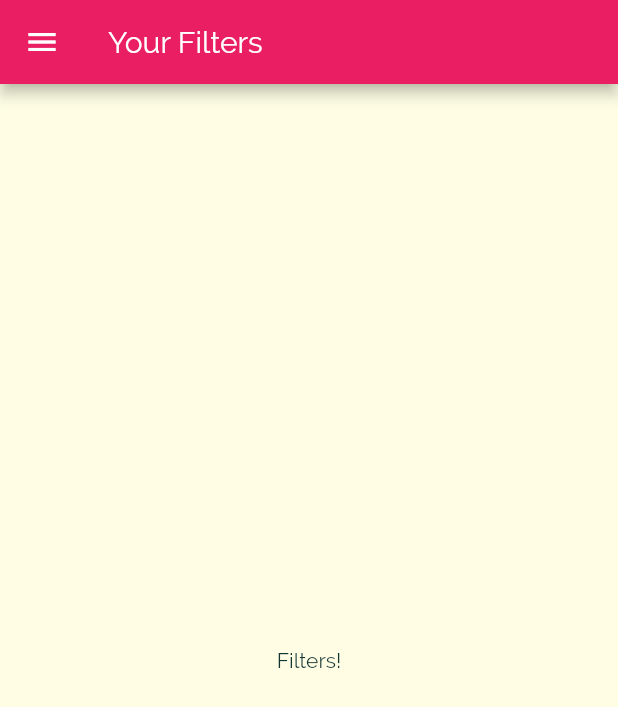
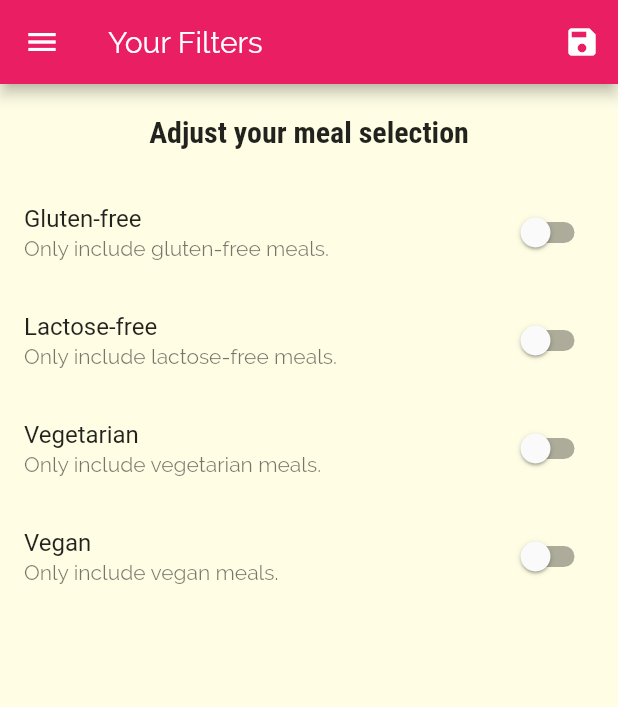
Before and after one commit to Dennisarya01/flutters_mealsapp, a Flutter app: the FilterScreen screen opened by its route, on a phone screen of 412 x 824 dp. Shown: the top 707 px of the screen. Run offline on Flutter 3.47's test engine with Material 2 defaults, Android fonts, the phone set to English and light mode, and no system bars.

Commit message:
filter category meals

```diff
--- a/lib/main.dart
+++ b/lib/main.dart
@@ -1,4 +1,6 @@
 import 'package:flutter/material.dart';
+import 'package:mealsapp/dummy_data.dart';
+import 'package:mealsapp/models/meal.dart';
 import 'package:mealsapp/screens/filters_screen.dart';
 
 import './screens/tabs_screen.dart';
@@ -8,7 +10,43 @@ import './screens/categories_screen.dart';
 
 void main() => runApp(MyApp());
 
-class MyApp extends StatelessWidget {
+class MyApp extends StatefulWidget {
+  @override
+  _MyAppState createState() => _MyAppState();
+}
+
+class _MyAppState extends State<MyApp> {
+  Map<String, bool> _filters = {
+    'gluten': false,
+    'lactose': false,
+    'vegan': false,
+    'vegetarian': false,
+  };
+
+  List<Meal> _availableMeals = DUMMY_MEALS;
+
+  void _setFilters(Map<String, bool> filterData) {
+    setState(() {
+      _filters = filterData;
+
+      _availableMeals = DUMMY_MEALS.where((meal) {
+        if (_filters['gluten'] && !meal.isGlutenFree) {
+          return false;
+        }
+        if (_filters['lactose'] && !meal.isLactoseFree) {
+          return false;
+        }
+        if (_filters['vegan'] && !meal.isVegan) {
+          return false;
+        }
+        if (_filters['vegetarian'] && !meal.isVegetarian) {
+          return false;
+        }
+        return true;
+      }).toList();
+    });
+  }
+
   @override
   Widget build(BuildContext context) {
     return MaterialApp(
@@ -32,12 +70,14 @@ class MyApp extends StatelessWidget {
             )),
       ),
       // home: CategoriesScreen(),
-      initialRoute: '/', // default is '/'
+      initialRoute: '/',
+      // default is '/'
       routes: {
         '/': (ctx) => TabsScreen(),
-        CategoryMealsScreen.routeName: (ctx) => CategoryMealsScreen(),
+        CategoryMealsScreen.routeName: (ctx) =>
+            CategoryMealsScreen(_availableMeals),
         MealDetailScreen.routeName: (ctx) => MealDetailScreen(),
-        FilterScreen.routeName: (ctx) => FilterScreen(),
+        FilterScreen.routeName: (ctx) => FilterScreen(_filters, _setFilters),
       },
       onGenerateRoute: (settings) {
         print(settings.arguments);
@@ -49,7 +89,9 @@ class MyApp extends StatelessWidget {
         // return MaterialPageRoute(builder: (ctx) => CategoriesScreen(),);
       },
       onUnknownRoute: (settings) {
-        return MaterialPageRoute(builder: (ctx) => CategoriesScreen(),);
+        return MaterialPageRoute(
+          builder: (ctx) => CategoriesScreen(),
+        );
       },
     );
   }
--- a/lib/screens/category_meals_screen.dart
+++ b/lib/screens/category_meals_screen.dart
@@ -2,10 +2,13 @@ import 'package:flutter/material.dart';
 import 'package:mealsapp/models/meal.dart';
 
 import '../widgets/meal_item.dart';
-import '../dummy_data.dart';
 
 class CategoryMealsScreen extends StatefulWidget {
   static const routeName = '/category-meals';
+
+  final List<Meal> availableMeals;
+
+  CategoryMealsScreen(this.availableMeals);
 
   @override
   _CategoryMealsScreenState createState() => _CategoryMealsScreenState();
@@ -28,7 +31,7 @@ class _CategoryMealsScreenState extends State<CategoryMealsScreen> {
           ModalRoute.of(context).settings.arguments as Map<String, String>;
       categoryTitle = routeArgs['title'];
       final categoryId = routeArgs['id'];
-      displayMeals = DUMMY_MEALS.where((meal) {
+      displayMeals = widget.availableMeals.where((meal) {
         return meal.categories.contains(categoryId);
       }).toList();
       _loadedInitData = true;
--- a/lib/screens/filters_screen.dart
+++ b/lib/screens/filters_screen.dart
@@ -1,20 +1,124 @@
 import 'package:flutter/material.dart';
 import 'package:mealsapp/widgets/main_drawer.dart';
 
-class FilterScreen extends StatelessWidget {
+class FilterScreen extends StatefulWidget {
   static const routeName = '/filters';
+
+  final Function saveFilters;
+  final Map<String, bool> currentFilters;
+
+  FilterScreen(this.currentFilters, this.saveFilters);
+
+  @override
+  _FilterScreenState createState() => _FilterScreenState();
+}
+
+class _FilterScreenState extends State<FilterScreen> {
+  bool _glutenFree = false;
+  bool _vegetarian = false;
+  bool _vegan = false;
+  bool _lactoseFree = false;
+
+  @override
+  initState() {
+    _glutenFree = widget.currentFilters['gluten'];
+    _lactoseFree = widget.currentFilters['lactose'];
+    _vegan = widget.currentFilters['vegan'];
+    _vegetarian = widget.currentFilters['vegetarian'];
+    print('glutenfree now: $_glutenFree');
+    print('lactosefree now: $_lactoseFree');
+    print('vegan now: $_vegan');
+    print('vegetarian now: $_vegetarian');
+    super.initState();
+  }
+
+  Widget _buildSwitchListTile(
+    String title,
+    String description,
+    bool currentValue,
+    Function updateValue,
+  ) {
+    return SwitchListTile(
+      title: Text(title),
+      value: currentValue,
+      subtitle: Text(
+        description,
+      ),
+      onChanged: updateValue,
+    );
+  }
 
   @override
   Widget build(BuildContext context) {
     return Scaffold(
       appBar: AppBar(
         title: Text('Your Filters'),
+        actions: <Widget>[
+          IconButton(
+            icon: Icon(Icons.save),
+            onPressed: () {
+              final selectFilters = {
+                'gluten': _glutenFree,
+                'lactose': _lactoseFree,
+                'vegan': _vegan,
+                'vegetarian': _vegetarian,
+              };
+              widget.saveFilters(selectFilters);
+            },
+          ),
+        ],
       ),
       drawer: MainDrawer(),
-      body: Center(
-        child: Text(
-          'Filters!',
-        ),
+      body: Column(
+        children: <Widget>[
+          Container(
+            padding: EdgeInsets.all(20),
+            child: Text(
+              'Adjust your meal selection',
+              style: Theme.of(context).textTheme.title,
+            ),
+          ),
+          Expanded(
+            child: ListView(
+              children: <Widget>[
+                _buildSwitchListTile(
+                    'Gluten-free',
+                    ('Only include gluten-free meals.'),
+                    _glutenFree, (newValue) {
+                  setState(() {
+                    _glutenFree = newValue;
+                    print('value gluten: $_glutenFree');
+                  });
+                }),
+                _buildSwitchListTile(
+                    'Lactose-free',
+                    ('Only include lactose-free meals.'),
+                    _lactoseFree, (newValue) {
+                  setState(() {
+                    _lactoseFree = newValue;
+                    print('value lactose: $_lactoseFree');
+                  });
+                }),
+                _buildSwitchListTile(
+                    'Vegetarian',
+                    ('Only include vegetarian meals.'),
+                    _vegetarian, (newValue) {
+                  setState(() {
+                    _vegetarian = newValue;
+                    print('value vegetarian: $_vegetarian');
+                  });
+                }),
+                _buildSwitchListTile(
+                    'Vegan', ('Only include vegan meals.'), _vegan, (newValue) {
+                  setState(() {
+                    _vegan = newValue;
+                    print('value vegan: $_vegan');
+                  });
+                }),
+              ],
+            ),
+          ),
+        ],
       ),
     );
   }
--- a/lib/widgets/meal_item.dart
+++ b/lib/widgets/meal_item.dart
@@ -60,12 +60,15 @@ class MealItem extends StatelessWidget {
           MealDetailScreen.routeName,
           arguments: id,
         )
-        .then((result) => {
-              if (result != null)
-                {
-                  removeItem(result,),
-                }
-            });
+        .then(
+          (result) => {
+            if (result != null)
+              {
+                print(result),
+                removeItem(result),
+              }
+          },
+        );
   }
 
   @override
```
